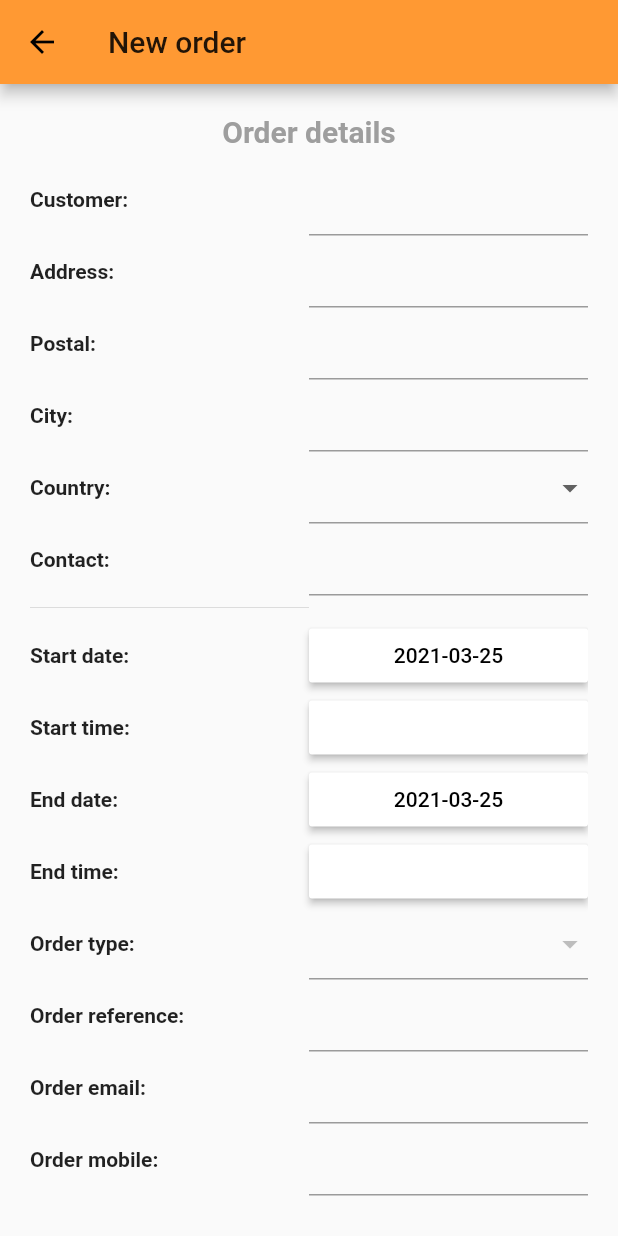
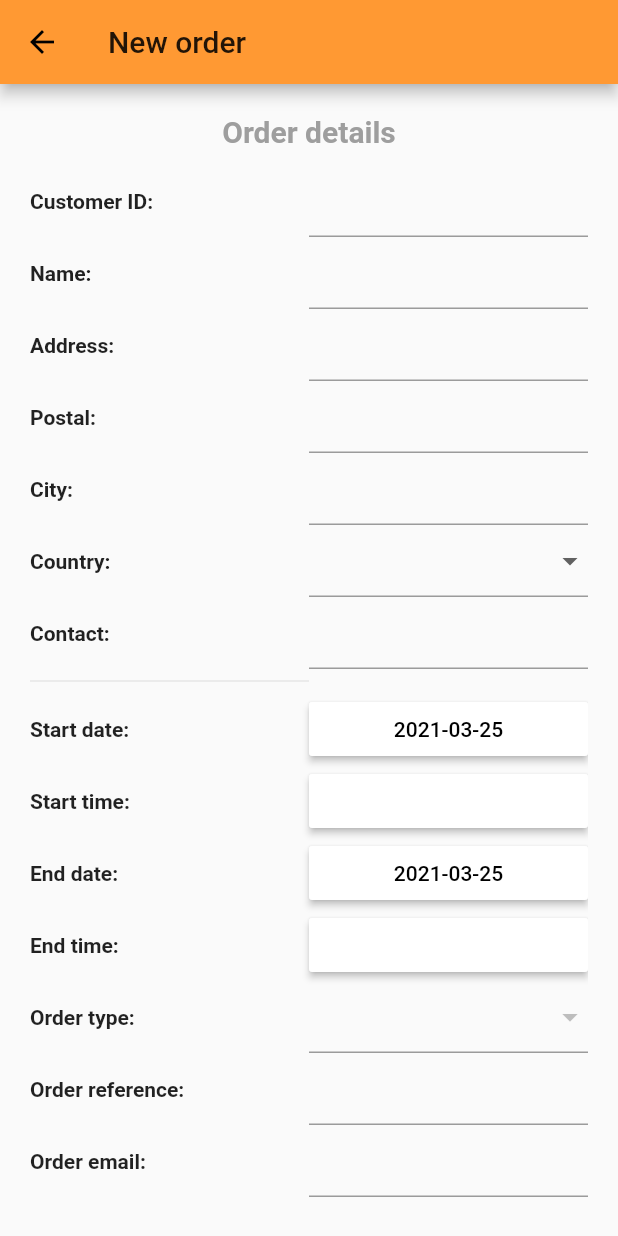
Before and after one commit to My24Service/my24app, a Flutter app: the OrderFormPage screen opened directly, on a phone screen of 412 x 824 dp. Run offline on Flutter 3.47's test engine with Material 2 defaults, Android fonts, the phone set to English and light mode, and no system bars; our stand-ins replace cached_network_image, file_picker, firebase_core, firebase_messaging, flutter_datetime_picker, flutter_rating_bar and 5 more; missing offline and left inert: flutter_signature_pad; accounts and stored records are empty; project files that could hold a hidden picture were left out; key blocks and very long unbroken strings in the code were emptied for the run.

Commit message:
planning users now also can add orders

```diff
--- a/lib/models.dart
+++ b/lib/models.dart
@@ -894,7 +894,7 @@ class CustomerTypeAheadModel {
       tel: parsedJson['tel'],
       mobile: parsedJson['mobile'],
       email: parsedJson['email'],
-      customerId: parsedJson['customerId'],
+      customerId: parsedJson['customer_id'],
       contact: parsedJson['contact'],
       remarks: parsedJson['remarks'],
       value: parsedJson['value'],
--- a/lib/order_form.dart
+++ b/lib/order_form.dart
@@ -11,6 +11,7 @@ import 'package:flutter_typeahead/flutter_typeahead.dart';
 import 'models.dart';
 import 'utils.dart';
 import 'order_not_accepted_list.dart';
+import 'order_list.dart';
 
 
 Future<Order> _storeOrder(http.Client client, Order order) async {
@@ -72,7 +73,7 @@ Future<Order> _storeOrder(http.Client client, Order order) async {
     'end_date': order.endDate,
     'end_time': order.endTime,
     'customer_remarks': order.customerRemarks,
-    'customer_order_accepted': false,
+    'customer_order_accepted': order.customerOrderAccepted,
     'orderlines': orderlines,
     'infolines': infolines,
   };
@@ -150,6 +151,8 @@ class OrderFormPage extends StatefulWidget {
 class _OrderFormState extends State<OrderFormPage> {
   OrderTypes _orderTypes;
   Customer _customer;
+  int _customerPk;
+  String _customerId;
 
   // all forms used
   List<GlobalKey<FormState>> _formKeys = [
@@ -168,10 +171,15 @@ class _OrderFormState extends State<OrderFormPage> {
 
   var _infolineInfoController = TextEditingController();
 
-  FocusNode locationFocusNode;
+  final TextEditingController _typeAheadControllerCustomer = TextEditingController();
+  CustomerTypeAheadModel _selectedCustomer;
+  String _selectedCustomerName;
 
   bool _saving = false;
 
+  bool _isPlanning = false;
+
+  var _orderCustomerIdController = TextEditingController();
   var _orderNameController = TextEditingController();
   var _orderAddressController = TextEditingController();
   var _orderPostalController = TextEditingController();
@@ -197,20 +205,41 @@ class _OrderFormState extends State<OrderFormPage> {
   @override
   void initState() {
     super.initState();
-    _onceGetOrderTypes();
-    _onceGetCustomerDetail();
+    _doAsync();
   }
 
-  void _onceGetOrderTypes() async {
+  _doAsync() async {
+    await _setIsPlanning();
+    await _onceGetOrderTypes();
+
+    if (!_isPlanning) {
+      await _onceGetCustomerDetail();
+    }
+  }
+
+  _setIsPlanning() async {
+    final String submodel = await getUserSubmodel();
+    print('submodel: $submodel');
+
+    setState(() {
+      _isPlanning = submodel == 'planning_user';
+    });
+  }
+
+  _onceGetOrderTypes() async {
     _orderTypes = await _fetchOrderTypes(http.Client());
     _orderType = _orderTypes.orderTypes[0];
     setState(() {});
   }
 
-  void _onceGetCustomerDetail() async {
+  _onceGetCustomerDetail() async {
     _customer = await _fetchCustomerDetail(http.Client());
 
+    _customerId = _customer.customerId;
+    _customerPk = _customer.id;
+
     // fill default values
+    _orderCustomerIdController.text = _customer.customerId;
     _orderNameController.text = _customer.name;
     _orderAddressController.text = _customer.address;
     _orderPostalController.text = _customer.postal;
@@ -235,7 +264,6 @@ class _OrderFormState extends State<OrderFormPage> {
             doneStyle: TextStyle(color: Colors.white, fontSize: 16)
         ),
         onChanged: (date) {
-          // print('change $date in time zone ' + date.timeZoneOffset.inHours.toString());
         },
         onConfirm: (date) {
           setState(() {
@@ -250,7 +278,6 @@ class _OrderFormState extends State<OrderFormPage> {
   Future<DateTime> _selectStartTime(BuildContext context) async {
     return DatePicker.showTimePicker(
         context, showTitleActions: true, onChanged: (date) {
-      // print('change $date in time zone ' + date.timeZoneOffset.inHours.toString());
     }, onConfirm: (date) {
       setState(() {
         _startTime = date;
@@ -269,7 +296,6 @@ class _OrderFormState extends State<OrderFormPage> {
             doneStyle: TextStyle(color: Colors.white, fontSize: 16)
         ),
         onChanged: (date) {
-          // print('change $date in time zone ' + date.timeZoneOffset.inHours.toString());
         },
         onConfirm: (date) {
           setState(() {
@@ -284,7 +310,6 @@ class _OrderFormState extends State<OrderFormPage> {
   Future<DateTime> _selectEndTime(BuildContext context) async {
     return DatePicker.showTimePicker(
         context, showTitleActions: true, onChanged: (date) {
-      // print('change $date in time zone ' + date.timeZoneOffset.inHours.toString());
     }, onConfirm: (date) {
       setState(() {
         _endTime = date;
@@ -300,24 +325,108 @@ class _OrderFormState extends State<OrderFormPage> {
   }
 
   String _formatDate(DateTime date) {
-    // final DateFormat formatter = DateFormat('dd/MM/yyyy');
-    // return formatter.format(date);
     return "${date.toLocal()}".split(' ')[0];
   }
 
+  TableRow _getCustomerTypeAhead() {
+    return TableRow(
+        children: [
+            Padding(padding: EdgeInsets.only(top: 16),
+              child: Text('Search customer: ',
+              style: TextStyle(fontWeight: FontWeight.bold))),
+
+            TypeAheadFormField(
+              textFieldConfiguration: TextFieldConfiguration(
+                  controller: this._typeAheadControllerCustomer,
+                  decoration: InputDecoration(labelText: 'Search')),
+              suggestionsCallback: (pattern) async {
+                if (pattern.length < 3) return null;
+                return await customerTypeAhead(http.Client(), pattern);
+              },
+              itemBuilder: (context, suggestion) {
+                return ListTile(
+                  title: Text(suggestion.value),
+                );
+              },
+              transitionBuilder: (context, suggestionsBox, controller) {
+                return suggestionsBox;
+              },
+              onSuggestionSelected: (suggestion) {
+                _selectedCustomer = suggestion;
+                this._typeAheadControllerCustomer.text = '';
+
+                // fill fields
+                _customerPk = _selectedCustomer.id;
+                _customerId = _selectedCustomer.customerId;
+                _orderCustomerIdController.text = _selectedCustomer.customerId;
+                _orderNameController.text = _selectedCustomer.name;
+                _orderAddressController.text = _selectedCustomer.address;
+                _orderPostalController.text = _selectedCustomer.postal;
+                _orderCityController.text = _selectedCustomer.city;
+                _orderCountryCode = _selectedCustomer.countryCode;
+                _orderTelController.text = _selectedCustomer.tel;
+                _orderMobileController.text = _selectedCustomer.mobile;
+                _orderEmailController.text = _selectedCustomer.email;
+                _orderContactController.text = _selectedCustomer.contact;
+
+                // reload screen
+                setState(() {});
+              },
+              validator: (value) {
+                return null;
+              },
+              onSaved: (value) => this._selectedCustomerName = value,
+            )
+          ]
+    );
+  }
+
+  TableRow _getCustomerNameTextField() {
+    return TableRow(
+        children: [
+          SizedBox(height: 1),
+          SizedBox(height: 1),
+        ]
+    );
+  }
+
   Widget _createOrderForm(BuildContext context) {
+    // in case of planning, the first element is a typeAhead to customers
+    var firstElement;
+
+    if (_isPlanning) {
+      firstElement = _getCustomerTypeAhead();
+    } else {
+      firstElement = _getCustomerNameTextField();
+    }
+
     return Form(key: _formKeys[0], child: Table(
         children: [
+          firstElement,
           TableRow(
               children: [
                 Padding(padding: EdgeInsets.only(top: 16),
-                    child: Text('Customer: ',
+                    child: Text('Customer ID: ',
+                        style: TextStyle(fontWeight: FontWeight.bold))),
+                TextFormField(
+                    readOnly: true,
+                    controller: _orderCustomerIdController,
+                    validator: (value) {
+                      return null;
+                    }
+                ),
+              ]
+          ),
+          TableRow(
+              children: [
+                Padding(padding: EdgeInsets.only(top: 16),
+                    child: Text('Name: ',
                         style: TextStyle(fontWeight: FontWeight.bold))),
                 TextFormField(
                     controller: _orderNameController,
                     validator: (value) {
                       if (value.isEmpty) {
-                        return 'Please enter the company name';
+                        return 'Please enter the company address';
                       }
                       return null;
                     }
@@ -506,7 +615,6 @@ class _OrderFormState extends State<OrderFormPage> {
                     child: Text('Order reference: ',
                         style: TextStyle(fontWeight: FontWeight.bold))),
                 TextFormField(
-                  // focusNode: amountFocusNode,
                     controller: _orderReferenceController,
                     validator: (value) {
                       if (value.isEmpty) {
@@ -523,7 +631,6 @@ class _OrderFormState extends State<OrderFormPage> {
                     child: Text('Order email: ',
                         style: TextStyle(fontWeight: FontWeight.bold))),
                 TextFormField(
-                  // focusNode: amountFocusNode,
                     controller: _orderEmailController,
                     validator: (value) {
                       // if (value.isEmpty) {
@@ -540,12 +647,8 @@ class _OrderFormState extends State<OrderFormPage> {
                     child: Text('Order mobile: ',
                         style: TextStyle(fontWeight: FontWeight.bold))),
                 TextFormField(
-                  // focusNode: amountFocusNode,
                     controller: _orderMobileController,
                     validator: (value) {
-                      // if (value.isEmpty) {
-                      //   return 'Please enter a mobile number';
-                      // }
                       return null;
                     }
                 )
@@ -557,12 +660,8 @@ class _OrderFormState extends State<OrderFormPage> {
                     child: Text('Order tel.: ',
                         style: TextStyle(fontWeight: FontWeight.bold))),
                 TextFormField(
-                  // focusNode: amountFocusNode,
                     controller: _orderTelController,
                     validator: (value) {
-                      // if (value.isEmpty) {
-                      //   return 'Please enter a number';
-                      // }
                       return null;
                     }
                 )
@@ -617,9 +716,6 @@ class _OrderFormState extends State<OrderFormPage> {
 
             // reload screen
             setState(() {});
-
-            // set focus
-            locationFocusNode.requestFocus();
           },
           validator: (value) {
             return null;
@@ -657,14 +753,9 @@ class _OrderFormState extends State<OrderFormPage> {
         ),
         Text('Remarks'),
         TextFormField(
-          // focusNode: locationFocusNode,
             controller: _orderlineRemarksController,
             validator: (value) {
               return null;
-              // if (value.isEmpty) {
-              //   return 'Please enter some remarks';
-              // }
-              // return null;
             }),
         SizedBox(
           height: 10.0,
@@ -692,7 +783,6 @@ class _OrderFormState extends State<OrderFormPage> {
               _orderlineProductController.text = '';
 
               setState(() {});
-              FocusScope.of(context).unfocus();
             } else {
               displayDialog(context, 'Error', 'Error adding orderline');
             }
@@ -788,7 +878,6 @@ class _OrderFormState extends State<OrderFormPage> {
               _infolineInfoController.text = '';
 
               setState(() {});
-              FocusScope.of(context).unfocus();
             } else {
               displayDialog(context, 'Error', 'Error adding infoline');
             }
@@ -869,8 +958,6 @@ class _OrderFormState extends State<OrderFormPage> {
       ),
       child: Text('Submit order'),
       onPressed: () async {
-        FocusScope.of(context).unfocus();
-
         if (this._formKeys[0].currentState.validate()) {
           if (_orderType == null) {
             displayDialog(context, 'No order type', 'Please choose an order type');
@@ -880,8 +967,8 @@ class _OrderFormState extends State<OrderFormPage> {
           this._formKeys[0].currentState.save();
 
           Order order = Order(
-            customerId: _customer.customerId,
-            customerRelation: _customer.id,
+            customerId: _customerId,
+            customerRelation: _customerPk,
             orderReference: _orderReferenceController.text,
             orderType: _orderType,
             customerRemarks: _customerRemarksController.text,
@@ -900,6 +987,7 @@ class _OrderFormState extends State<OrderFormPage> {
             orderContact: _orderContactController.text,
             orderLines: _orderLines,
             infoLines: _infoLines,
+            customerOrderAccepted: _isPlanning ? true : false,
           );
 
           setState(() {
@@ -913,10 +1001,17 @@ class _OrderFormState extends State<OrderFormPage> {
           });
 
           if (newOrder != null) {
+            if (_isPlanning) {
+              // nav to orders processing list
+              Navigator.pushReplacement(context,
+                  new MaterialPageRoute(builder: (context) => OrderListPage())
+              );
+            } else {
               // nav to orders processing list
               Navigator.pushReplacement(context,
                   new MaterialPageRoute(builder: (context) => OrderNotAcceptedListPage())
               );
+            }
           } else {
             displayDialog(context, 'Error', 'Error storing order');
           }
@@ -931,7 +1026,11 @@ class _OrderFormState extends State<OrderFormPage> {
         appBar: AppBar(
           title: Text('New order'),
         ),
-        body: ModalProgressHUD(child: Container(
+        body: GestureDetector(
+          onTap: () {
+            FocusScope.of(context).requestFocus(new FocusNode());
+          },
+          child: ModalProgressHUD(child: Container(
             padding: const EdgeInsets.symmetric(horizontal: 20.0, vertical: 10),
             child: Container(
               alignment: Alignment.center,
@@ -958,6 +1057,7 @@ class _OrderFormState extends State<OrderFormPage> {
               )
           )
         ), inAsyncCall: _saving)
+      )
     );
   }
 }
--- a/lib/quotation_form.dart
+++ b/lib/quotation_form.dart
@@ -2,13 +2,11 @@ import 'dart:async';
 import 'dart:convert';
 
 import 'package:flutter/material.dart';
-import 'package:shared_preferences/shared_preferences.dart';
 import 'package:http/http.dart' as http;
 import 'package:flutter_typeahead/flutter_typeahead.dart';
 
 import 'models.dart';
 import 'utils.dart';
-import 'assigned_order.dart';
 import 'quotation_not_accepted_list.dart';
 
 
```
Also changed, not shown: lib/utils.dart (+10 -0 lines). Lines whose indentation alone changed are shown as unchanged.
